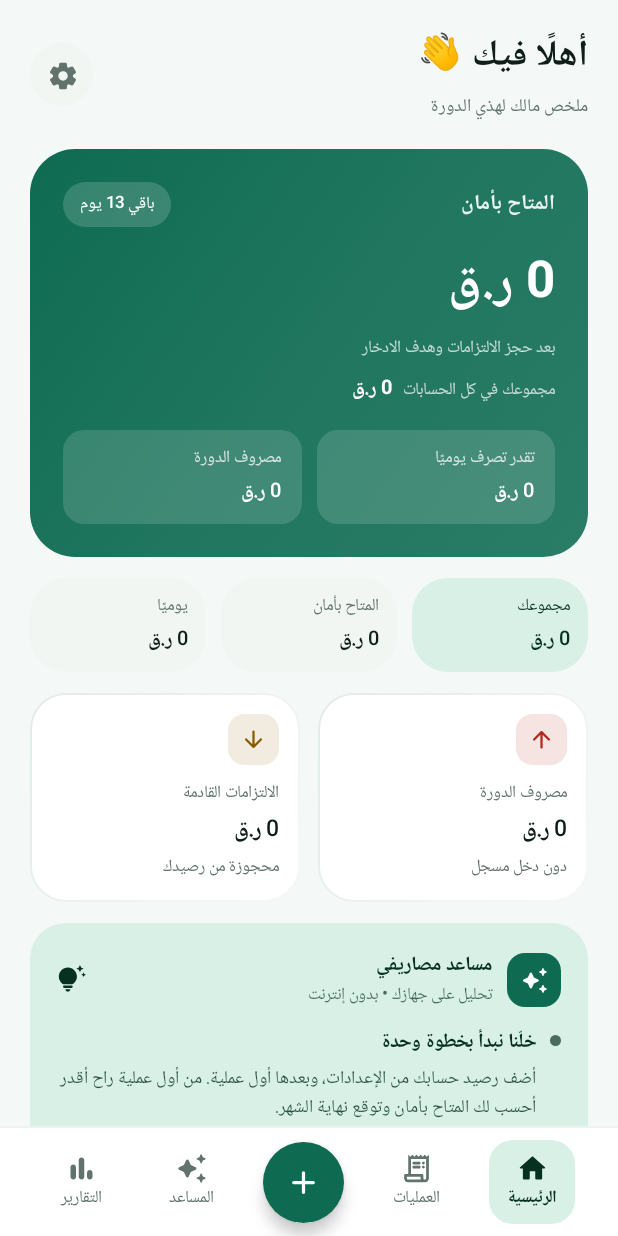
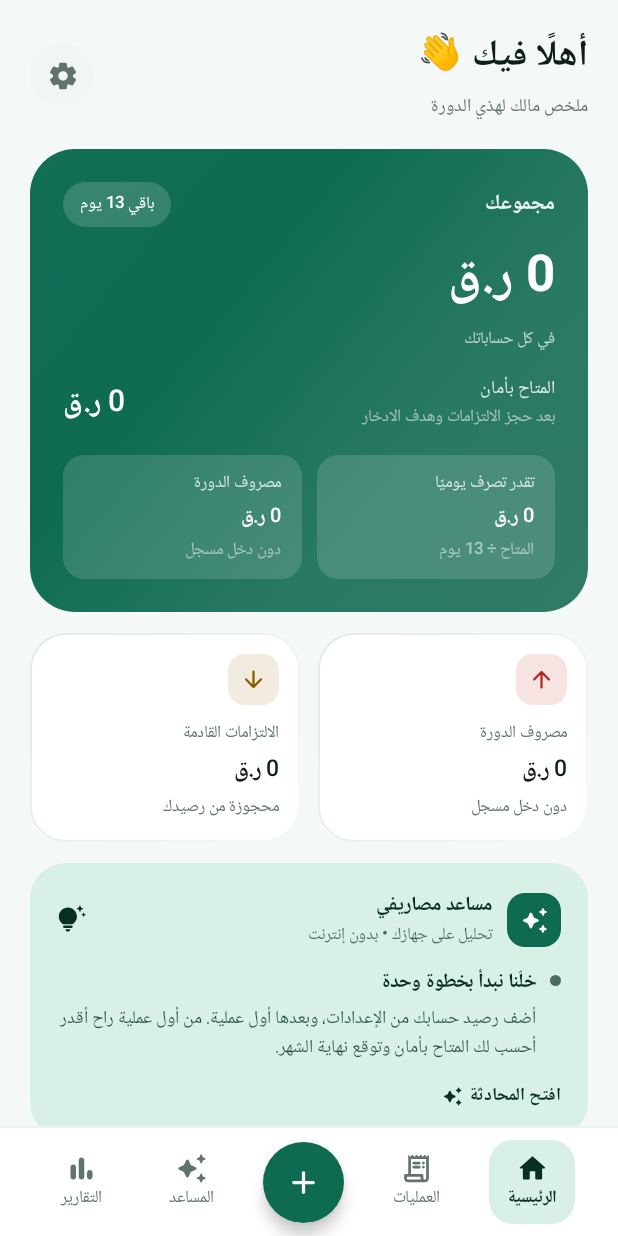
Before and after one commit to alllii123/masarify, an Android app built with Jetpack Compose: the screen it shows after launch (MainActivity), on a phone screen of 412 x 824 dp. Run offline under Robolectric (Android 15) with nearby library versions, the phone set to English and light mode, and no system bars; our stand-ins replace Room's generated code; libraries missing offline, so code that uses them is left out: androidx.glance, androidx.glance.appwidget.

Commit message:
v0.4.6: بطاقة واحدة بلا تكرار + شرح يوميًا + لون أغمق + شاشة ترحيب متحركة

```diff
--- a/app/build.gradle.kts
+++ b/app/build.gradle.kts
@@ -20,8 +20,8 @@ android {
         applicationId = "com.masarify.app"
         minSdk = 26
         targetSdk = 35
-        versionCode = 7
-        versionName = "0.4.5"
+        versionCode = 8
+        versionName = "0.4.6"
         vectorDrawables { useSupportLibrary = true }
     }
 
--- a/app/src/main/java/com/masarify/app/MainActivity.kt
+++ b/app/src/main/java/com/masarify/app/MainActivity.kt
@@ -9,11 +9,18 @@ import androidx.compose.material3.Surface
 import androidx.compose.runtime.CompositionLocalProvider
 import androidx.compose.runtime.collectAsState
 import androidx.compose.runtime.getValue
+import androidx.compose.runtime.mutableStateOf
+import androidx.compose.runtime.remember
+import androidx.compose.runtime.saveable.rememberSaveable
+import androidx.compose.runtime.setValue
 import androidx.compose.ui.unit.LayoutDirection
 import androidx.compose.ui.platform.LocalLayoutDirection
 import com.masarify.app.notifications.Notifier
 import com.masarify.app.ui.AppRoot
 import com.masarify.app.ui.MasarifyTheme
+import com.masarify.app.ui.SplashScreen
+import com.masarify.app.ui.greetingForHour
+import java.time.LocalTime
 
 class MainActivity : ComponentActivity() {
     private val viewModel: MainViewModel by viewModels()
@@ -27,11 +34,27 @@ class MainActivity : ComponentActivity() {
             MasarifyTheme(state.settings) {
                 CompositionLocalProvider(LocalLayoutDirection provides LayoutDirection.Rtl) {
                     Surface {
-                        AppRoot(
-                            viewModel = viewModel,
-                            initialOpenAdd = intent.getBooleanExtra("open_add", false),
-                            initialOpenSms = intent.getBooleanExtra("open_sms", false)
-                        )
+                        // شاشة الترحيب تظهر عند الفتح العادي فقط.
+                        // تُتخطّى تمامًا لو فُتح التطبيق من الودجت أو الإشعار (open_add / open_sms)
+                        // لأن المستخدم يبي الفعل فورًا في تلك الحالة.
+                        val openedFromShortcut = intent.getBooleanExtra("open_add", false) ||
+                            intent.getBooleanExtra("open_sms", false)
+                        var showSplash by rememberSaveable { mutableStateOf(!openedFromShortcut) }
+
+                        if (showSplash) {
+                            val (greeting, subtitle) = remember { greetingForHour(LocalTime.now().hour) }
+                            SplashScreen(
+                                greeting = greeting,
+                                subtitle = subtitle,
+                                onFinished = { showSplash = false }
+                            )
+                        } else {
+                            AppRoot(
+                                viewModel = viewModel,
+                                initialOpenAdd = intent.getBooleanExtra("open_add", false),
+                                initialOpenSms = intent.getBooleanExtra("open_sms", false)
+                            )
+                        }
                     }
                 }
             }
--- a/app/src/main/java/com/masarify/app/ui/Common.kt
+++ b/app/src/main/java/com/masarify/app/ui/Common.kt
@@ -294,7 +294,12 @@ fun MetricCard(
 }
 
 @Composable
-fun StatPill(label: String, value: String, modifier: Modifier = Modifier) {
+fun StatPill(
+    label: String,
+    value: String,
+    modifier: Modifier = Modifier,
+    hint: String = ""
+) {
     Column(
         modifier = modifier
             .background(Color.White.copy(alpha = 0.14f), RoundedCornerShape(14.dp))
@@ -303,6 +308,10 @@ fun StatPill(label: String, value: String, modifier: Modifier = Modifier) {
         Text(label, color = Color.White.copy(alpha = 0.78f), style = MaterialTheme.typography.labelSmall)
         Spacer(Modifier.height(3.dp))
         Text(value, color = Color.White, style = MaterialTheme.typography.titleSmall)
+        if (hint.isNotBlank()) {
+            Spacer(Modifier.height(2.dp))
+            Text(hint, color = Color.White.copy(alpha = 0.5f), style = MaterialTheme.typography.labelSmall)
+        }
     }
 }
 
--- a/app/src/main/java/com/masarify/app/ui/HomeScreen.kt
+++ b/app/src/main/java/com/masarify/app/ui/HomeScreen.kt
@@ -35,6 +35,7 @@ import androidx.compose.ui.Alignment
 import androidx.compose.ui.Modifier
 import androidx.compose.ui.draw.clip
 import androidx.compose.ui.graphics.Brush
+import androidx.compose.ui.graphics.compositeOver
 import androidx.compose.ui.graphics.Color
 import androidx.compose.ui.text.font.FontWeight
 import androidx.compose.ui.text.style.TextOverflow
@@ -128,28 +129,6 @@ fun HomeScreen(
                 expense = snapshot.cycleExpense,
                 income = snapshot.cycleIncome
             )
-        }
-
-        item {
-            // صف الأرقام الثلاثة التي يسأل عنها المستخدم دائمًا
-            Row(horizontalArrangement = Arrangement.spacedBy(10.dp)) {
-                SumChip(
-                    label = "مجموعك",
-                    value = formatMoney(snapshot.totalBalance),
-                    highlighted = true,
-                    modifier = Modifier.weight(1f)
-                )
-                SumChip(
-                    label = "المتاح بأمان",
-                    value = formatMoney(snapshot.safe),
-                    modifier = Modifier.weight(1f)
-                )
-                SumChip(
-                    label = "يوميًا",
-                    value = formatMoney(daily),
-                    modifier = Modifier.weight(1f)
-                )
-            }
         }
 
         item {
@@ -277,26 +256,25 @@ private fun SafeCard(
             .background(
                 Brush.linearGradient(
                     listOf(
+                        scheme.primary.copy(alpha = 0.98f),
                         scheme.primary,
-                        scheme.primary.copy(alpha = 0.92f),
-                        scheme.primary.copy(alpha = 0.88f)
+                        scheme.primary.copy(alpha = 0.86f).compositeOver(Color.Black.copy(alpha = 0.18f)),
+                        scheme.primary.copy(alpha = 0.78f).compositeOver(Color.Black.copy(alpha = 0.28f))
                     )
                 )
             )
             .padding(22.dp)
     ) {
         Column {
+            // ── العنوان + عدّاد الأيام ─────────────────────────────────────
             Row(verticalAlignment = Alignment.CenterVertically) {
                 Text(
-                    "المتاح بأمان",
-                    color = scheme.onPrimary.copy(alpha = 0.9f),
+                    "مجموعك",
+                    color = scheme.onPrimary.copy(alpha = 0.92f),
                     style = MaterialTheme.typography.labelLarge
                 )
                 Spacer(Modifier.weight(1f))
-                Surface(
-                    shape = CircleShape,
-                    color = Color.White.copy(alpha = 0.16f)
-                ) {
+                Surface(shape = CircleShape, color = Color.White.copy(alpha = 0.16f)) {
                     Text(
                         if (days == 0) "الراتب اليوم" else "باقي $days يوم",
                         color = Color.White,
@@ -305,40 +283,68 @@ private fun SafeCard(
                     )
                 }
             }
-            Spacer(Modifier.height(10.dp))
+            Spacer(Modifier.height(6.dp))
+
+            // ── الرقم الأساسي: المجموع ─────────────────────────────────────
             Text(
-                formatMoney(safe),
+                formatMoney(total),
                 color = Color.White,
                 style = MaterialTheme.typography.displaySmall,
+                fontWeight = FontWeight.Bold,
                 maxLines = 1,
                 overflow = TextOverflow.Ellipsis
             )
-            Spacer(Modifier.height(4.dp))
+            Spacer(Modifier.height(2.dp))
             Text(
-                "بعد حجز الالتزامات وهدف الادخار",
-                color = Color.White.copy(alpha = 0.72f),
+                "في كل حساباتك",
+                color = Color.White.copy(alpha = 0.68f),
                 style = MaterialTheme.typography.labelSmall
             )
-            Spacer(Modifier.height(8.dp))
-            Row(verticalAlignment = Alignment.CenterVertically) {
+
+            Spacer(Modifier.height(14.dp))
+
+            // ── الرقم الثاني: المتاح بأمان (أصغر) ─────────────────────────
+            Row(verticalAlignment = Alignment.Bottom) {
+                Column {
+                    Text(
+                        "المتاح بأمان",
+                        color = Color.White.copy(alpha = 0.85f),
+                        style = MaterialTheme.typography.labelMedium
+                    )
+                    Text(
+                        "بعد حجز الالتزامات وهدف الادخار",
+                        color = Color.White.copy(alpha = 0.55f),
+                        style = MaterialTheme.typography.labelSmall
+                    )
+                }
+                Spacer(Modifier.weight(1f))
                 Text(
-                    "مجموعك في كل الحسابات",
-                    color = Color.White.copy(alpha = 0.72f),
-                    style = MaterialTheme.typography.labelSmall
-                )
-                Spacer(Modifier.size(7.dp))
-                Text(
-                    formatMoney(total),
+                    formatMoney(safe),
                     color = Color.White,
-                    style = MaterialTheme.typography.titleSmall,
-                    fontWeight = FontWeight.Bold
+                    style = MaterialTheme.typography.headlineSmall,
+                    fontWeight = FontWeight.SemiBold,
+                    maxLines = 1
                 )
             }
+
             Spacer(Modifier.height(16.dp))
+
+            // ── شريطا المعلومة ─────────────────────────────────────────────
             Row(horizontalArrangement = Arrangement.spacedBy(10.dp)) {
-                StatPill("تقدر تصرف يوميًا", formatMoney(daily), Modifier.weight(1f))
-                StatPill("مصروف الدورة", formatMoney(expense), Modifier.weight(1f))
+                StatPill(
+                    label = "تقدر تصرف يوميًا",
+                    hint = "المتاح ÷ $days يوم",
+                    value = formatMoney(daily),
+                    modifier = Modifier.weight(1f)
+                )
+                StatPill(
+                    label = "مصروف الدورة",
+                    hint = if (income > 0) "من ${formatMoney(income)}" else "دون دخل مسجل",
+                    value = formatMoney(expense),
+                    modifier = Modifier.weight(1f)
+                )
             }
+
             if (income > 0) {
                 Spacer(Modifier.height(16.dp))
                 LinearProgressIndicator(
@@ -355,41 +361,6 @@ private fun SafeCard(
                 )
             }
         }
-    }
-}
-
-/** شريحة رقم صغيرة موحّدة الشكل لصف الأرقام الرئيسية. */
-@Composable
-private fun SumChip(
-    label: String,
-    value: String,
-    modifier: Modifier = Modifier,
-    highlighted: Boolean = false
-) {
-    val scheme = MaterialTheme.colorScheme
-    Column(
-        modifier = modifier
-            .clip(MaterialTheme.shapes.large)
-            .background(
-                if (highlighted) scheme.primaryContainer else scheme.surfaceContainerHigh
-            )
-            .padding(horizontal = 12.dp, vertical = 10.dp)
-    ) {
-        Text(
-            label,
-            style = MaterialTheme.typography.labelSmall,
-            color = if (highlighted) scheme.onPrimaryContainer else scheme.onSurfaceVariant,
-            maxLines = 1
-        )
-        Spacer(Modifier.height(3.dp))
-        Text(
-            value,
-            style = MaterialTheme.typography.titleSmall,
-            color = if (highlighted) scheme.onPrimaryContainer else scheme.onSurface,
-            fontWeight = FontWeight.SemiBold,
-            maxLines = 1,
-            overflow = TextOverflow.Ellipsis
-        )
     }
 }
 
--- /dev/null
+++ b/app/src/main/java/com/masarify/app/ui/SplashScreen.kt
@@ -0,0 +1,201 @@
+package com.masarify.app.ui
+
+import androidx.compose.animation.core.Animatable
+import androidx.compose.animation.core.FastOutSlowInEasing
+import androidx.compose.animation.core.LinearEasing
+import androidx.compose.animation.core.RepeatMode
+import androidx.compose.animation.core.animateFloat
+import androidx.compose.animation.core.infiniteRepeatable
+import androidx.compose.animation.core.rememberInfiniteTransition
+import androidx.compose.animation.core.tween
+import androidx.compose.foundation.background
+import androidx.compose.foundation.layout.Arrangement
+import androidx.compose.foundation.layout.Box
+import androidx.compose.foundation.layout.Column
+import androidx.compose.foundation.layout.Spacer
+import androidx.compose.foundation.layout.fillMaxSize
+import androidx.compose.foundation.layout.fillMaxWidth
+import androidx.compose.foundation.layout.height
+import androidx.compose.foundation.layout.padding
+import androidx.compose.foundation.layout.size
+import androidx.compose.foundation.layout.width
+import androidx.compose.foundation.shape.CircleShape
+import androidx.compose.foundation.shape.RoundedCornerShape
+import androidx.compose.material.icons.Icons
+import androidx.compose.material.icons.rounded.AccountBalanceWallet
+import androidx.compose.material3.Icon
+import androidx.compose.material3.LinearProgressIndicator
+import androidx.compose.material3.MaterialTheme
+import androidx.compose.material3.Surface
+import androidx.compose.material3.Text
+import androidx.compose.runtime.Composable
+import androidx.compose.runtime.LaunchedEffect
+import androidx.compose.runtime.getValue
+import androidx.compose.runtime.remember
+import androidx.compose.ui.Alignment
+import androidx.compose.ui.Modifier
+import androidx.compose.ui.draw.alpha
+import androidx.compose.ui.draw.clip
+import androidx.compose.ui.draw.scale
+import androidx.compose.ui.graphics.Brush
+import androidx.compose.ui.graphics.Color
+import androidx.compose.ui.text.font.FontWeight
+import androidx.compose.ui.text.style.TextAlign
+import androidx.compose.ui.unit.dp
+import androidx.compose.ui.unit.sp
+
+/**
+ * شاشة الترحيب.
+ *
+ * سبب وجودها: المستخدم طلب أن يفتح التطبيق مثل التطبيقات الاحترافية — ترحيب
+ * ثم تحميل ثم الدخول، لا قفزة مباشرة إلى الشاشة الأولى.
+ *
+ * التصميم: الشعار ينبض بنعومة، الاسم يظهر تدريجيًا، ثم شريط تقدّم قصير.
+ * المدة الكلية ~1.6 ثانية — طويلة بما يكفي لتُرى، وقصيرة بما لا يُملّ.
+ */
+@Composable
+fun SplashScreen(
+    greeting: String,
+    subtitle: String,
+    onFinished: () -> Unit
+) {
+    val scheme = MaterialTheme.colorScheme
+
+    // دخول الشعار: نمو + ظهور
+    val logoScale = remember { Animatable(0.72f) }
+    val logoAlpha = remember { Animatable(0f) }
+    val textAlpha = remember { Animatable(0f) }
+    val progress = remember { Animatable(0f) }
+
+    // نبضة مستمرة خفيفة تحت الشعار
+    val pulse by rememberInfiniteTransition(label = "pulse").animateFloat(
+        initialValue = 0.9f,
+        targetValue = 1.06f,
+        animationSpec = infiniteRepeatable(
+            animation = tween(900, easing = FastOutSlowInEasing),
+            repeatMode = RepeatMode.Reverse
+        ),
+        label = "pulseScale"
+    )
+
+    LaunchedEffect(Unit) {
+        logoAlpha.animateTo(1f, tween(320))
+        logoScale.animateTo(1f, tween(420, easing = FastOutSlowInEasing))
+        textAlpha.animateTo(1f, tween(380))
+        progress.animateTo(1f, tween(900, easing = LinearEasing))
+        onFinished()
+    }
+
+    Box(
+        modifier = Modifier
+            .fillMaxSize()
+            .background(
+                Brush.verticalGradient(
+                    listOf(
+                        scheme.background,
+                        scheme.primary.copy(alpha = 0.10f),
+                        scheme.background
+                    )
+                )
+            ),
+        contentAlignment = Alignment.Center
+    ) {
+        Column(
+            horizontalAlignment = Alignment.CenterHorizontally,
+            modifier = Modifier.fillMaxWidth().padding(horizontal = 40.dp)
+        ) {
+            // ── الشعار ──────────────────────────────────────────────────
+            Box(contentAlignment = Alignment.Center) {
+                // هالة خلفية نابضة
+                Box(
+                    modifier = Modifier
+                        .size(108.dp)
+                        .scale(pulse)
+                        .alpha(logoAlpha.value * 0.25f)
+                        .clip(CircleShape)
+                        .background(scheme.primary)
+                )
+                Surface(
+                    shape = RoundedCornerShape(28.dp),
+                    color = scheme.primary,
+                    modifier = Modifier
+                        .size(88.dp)
+                        .scale(logoScale.value)
+                        .alpha(logoAlpha.value)
+                ) {
+                    Box(contentAlignment = Alignment.Center) {
+                        Icon(
+                            Icons.Rounded.AccountBalanceWallet,
+                            contentDescription = null,
+                            tint = scheme.onPrimary,
+                            modifier = Modifier.size(44.dp)
+                        )
+                    }
+                }
+            }
+
+            Spacer(Modifier.height(26.dp))
+
+            // ── الاسم والترحيب ─────────────────────────────────────────
+            Column(
+                horizontalAlignment = Alignment.CenterHorizontally,
+                modifier = Modifier.alpha(textAlpha.value)
+            ) {
+                Text(
+                    "مصاريفي",
+                    style = MaterialTheme.typography.displaySmall,
+                    fontWeight = FontWeight.Bold,
+                    color = scheme.onBackground
+                )
+                Spacer(Modifier.height(6.dp))
+                Text(
+                    greeting,
+                    style = MaterialTheme.typography.titleMedium,
+                    color = scheme.primary,
+                    textAlign = TextAlign.Center
+                )
+                Spacer(Modifier.height(6.dp))
+                Text(
+                    subtitle,
+                    style = MaterialTheme.typography.bodySmall,
+                    color = scheme.onSurfaceVariant,
+                    textAlign = TextAlign.Center
+                )
+            }
+        }
+
+        // ── شريط التحميل أسفل الشاشة ──────────────────────────────────
+        Column(
+            modifier = Modifier
+                .align(Alignment.BottomCenter)
+                .fillMaxWidth()
+                .padding(bottom = 64.dp, start = 72.dp, end = 72.dp)
+                .alpha(textAlpha.value),
+            horizontalAlignment = Alignment.CenterHorizontally,
+            verticalArrangement = Arrangement.spacedBy(10.dp)
+        ) {
+            LinearProgressIndicator(
+                progress = { progress.value },
+                modifier = Modifier
+                    .fillMaxWidth()
+                    .height(4.dp)
+                    .clip(RoundedCornerShape(4.dp)),
+                color = scheme.primary,
+                trackColor = scheme.primary.copy(alpha = 0.16f)
+            )
+            Text(
+                "نجهّز أرقامك…",
+                style = MaterialTheme.typography.labelSmall,
+                color = scheme.onSurfaceVariant
+            )
+        }
+    }
+}
+
+/** بناء ترحيب يناسب وقت فتح التطبيق، فيحس المستخدم أنه مخصص له. */
+fun greetingForHour(hour: Int): Pair<String, String> = when (hour) {
+    in 5..11 -> "صباح الخير ☀️" to "خلّنا نبدأ يومك بفلوس واضحة"
+    in 12..16 -> "مساء النور 🌤️" to "شوف وين وصلت اليوم"
+    in 17..21 -> "مساء الخير 🌙" to "ملخصك المالي جاهز"
+    else -> "سهرة موفقة 🌙" to "أرقامك محفوظة وآمنة"
+}
```
Also changed, not shown: 1 other file.
